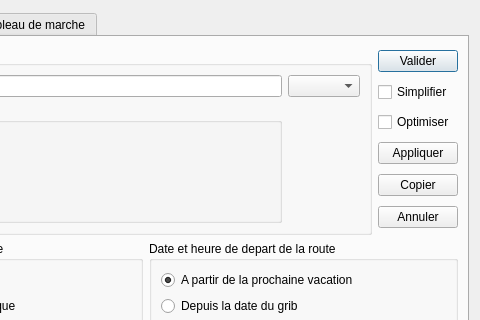
Qt form src/Ui/Route_Editor.ui (nohal/qtVlm) before a commit; both pictures show x 160 to 640 and y 0 to 320 of the 640 by 647 pixel window.
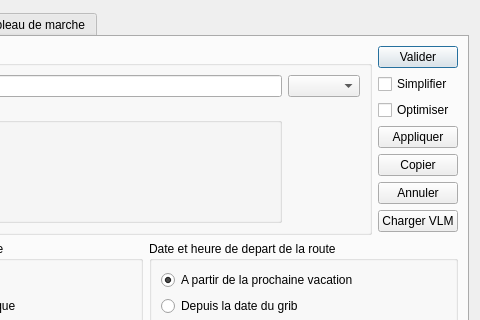
The same form after that commit.

Commit message: Added ability to load a route from VLM's pilototo.

Patch:
```diff
--- a/src/Ui/Route_Editor.ui
+++ b/src/Ui/Route_Editor.ui
@@ -134,6 +134,13 @@
              </property>
             </widget>
            </item>
+           <item>
+            <widget class="QPushButton" name="btLoadFromVlm">
+             <property name="text">
+              <string>Charger VLM</string>
+             </property>
+            </widget>
+           </item>
           </layout>
          </item>
         </layout>
```
The commit also changes 2 other files.
